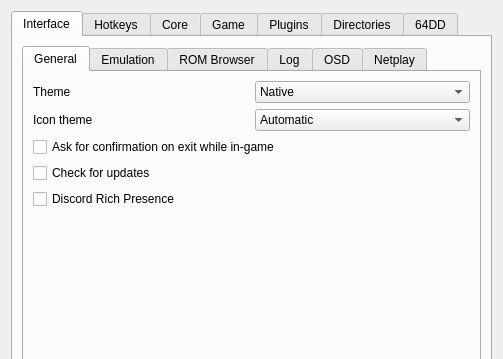
Qt form Source/RMG/UserInterface/Dialog/SettingsDialog.ui (Rosalie241/RMG) before a commit; both pictures show x 0 to 503 and y 0 to 359 of the 503 by 668 pixel window.
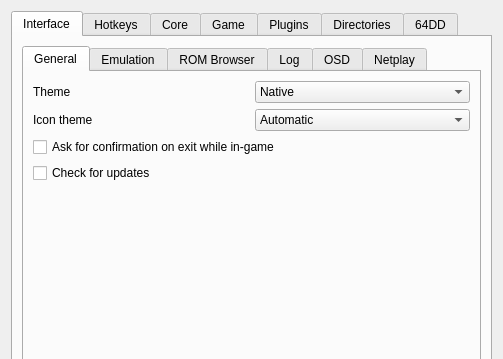
The same form after that commit. Icons and pictures are not drawn. Custom widgets are drawn as their Qt base class.

Commit message: Remove discord rich presence

The edit to the form file:
```diff
--- a/Source/RMG/UserInterface/Dialog/SettingsDialog.ui
+++ b/Source/RMG/UserInterface/Dialog/SettingsDialog.ui
@@ -130,13 +130,6 @@
                  </property>
                 </widget>
                </item>
-               <item>
-                <widget class="QCheckBox" name="discordRpcCheckBox">
-                 <property name="text">
-                  <string>Discord Rich Presence</string>
-                 </property>
-                </widget>
-               </item>
                <item>
                 <spacer name="verticalSpacer_6">
                  <property name="orientation">
```
The commit also changes 387 other files.
